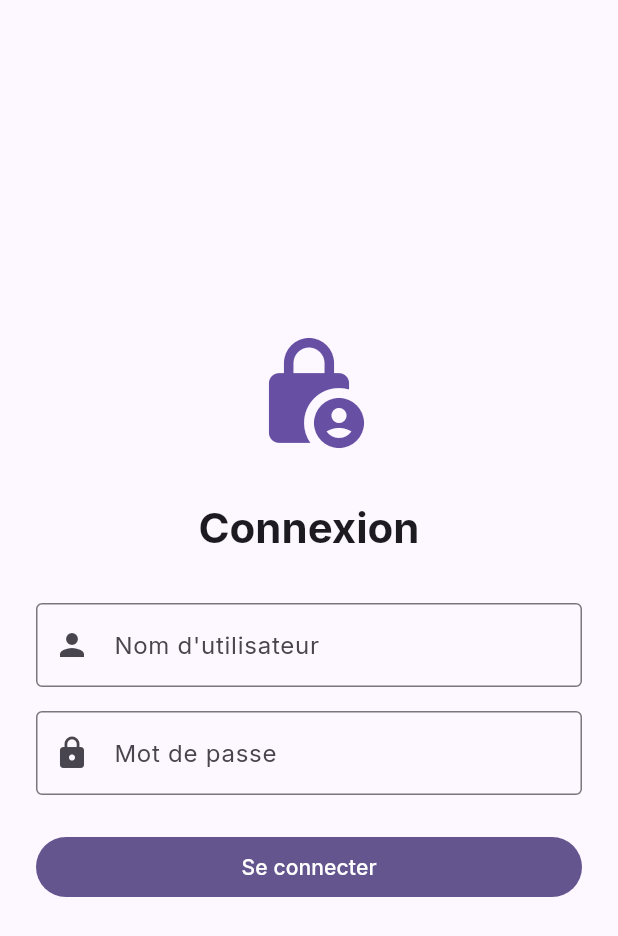
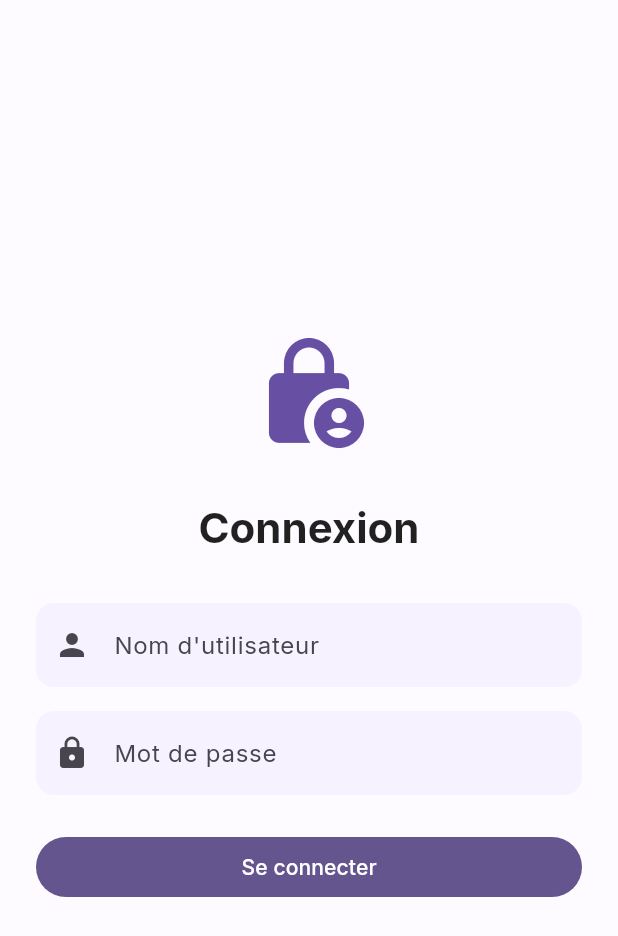
Before and after one commit to mbdev2025/django-flutter-stack, a Flutter app: the screen it shows after launch, on a phone screen of 412 x 824 dp. Shown: the top 936 px of the screen. Run offline on Flutter 3.47's test engine with Material 3 defaults, Android fonts, the phone set to English and light mode, and no system bars; our stand-ins replace dio, flutter_riverpod, flutter_secure_storage, go_router, google_fonts; missing offline and left inert: permi_hub.

Commit message:
feat(Quiz): Implémentation complète du Quiz (Modèle, Provider, UI) et centralisation du thème AppTheme

```diff
--- /dev/null
+++ b/mobile/lib/core/theme/app_theme.dart
@@ -0,0 +1,99 @@
+import 'package:flutter/material.dart';
+import 'package:google_fonts/google_fonts.dart';
+
+class AppTheme {
+  // Couleurs principales (Inspiré du seed #6750A4)
+  static const Color primaryColor = Color(0xFF6750A4);
+  static const Color secondaryColor = Color(0xFFEADDFF); // Nuance claire
+  static const Color backgroundColor = Color(0xFFFDFBFF); // Fond clair
+  static const Color surfaceColor = Color(0xFFFDFBFF); // Surface cartes
+  static const Color errorColor = Color(0xFFBA1A1A);
+
+  // Thème Clair (Light Mode)
+  static ThemeData get lightTheme {
+    return ThemeData(
+      useMaterial3: true,
+      colorScheme: ColorScheme.fromSeed(
+        seedColor: primaryColor,
+        brightness: Brightness.light,
+        surface: backgroundColor,
+      ),
+
+      // Typographie (Google Fonts Inter)
+      textTheme: GoogleFonts.interTextTheme().apply(
+        bodyColor: Colors.black87,
+        displayColor: Colors.black87,
+      ),
+
+      // Style des AppBar
+      appBarTheme: const AppBarTheme(
+        backgroundColor: backgroundColor,
+        foregroundColor: Colors.black87,
+        elevation: 0,
+        centerTitle: true,
+      ),
+
+      // Style des Boutons (ElevatedButton)
+      elevatedButtonTheme: ElevatedButtonThemeData(
+        style: ElevatedButton.styleFrom(
+          backgroundColor: primaryColor,
+          foregroundColor: Colors.white,
+          elevation: 2,
+          padding: const EdgeInsets.symmetric(horizontal: 24, vertical: 12),
+          shape: RoundedRectangleBorder(
+            borderRadius: BorderRadius.circular(12),
+          ),
+          textStyle: const TextStyle(
+            fontSize: 16,
+            fontWeight: FontWeight.w600,
+          ),
+        ),
+      ),
+
+      // Style des Cartes (Card)
+      cardTheme: CardTheme(
+        color: surfaceColor,
+        elevation: 2,
+        shadowColor: primaryColor.withOpacity(0.2),
+        margin: const EdgeInsets.symmetric(vertical: 8, horizontal: 16),
+        shape: RoundedRectangleBorder(
+          borderRadius: BorderRadius.circular(16), // Coins arrondis modernes
+        ),
+      ),
+
+      // Style des Inputs (TextField)
+      inputDecorationTheme: InputDecorationTheme(
+        filled: true,
+        fillColor: secondaryColor.withOpacity(0.3),
+        border: OutlineInputBorder(
+          borderRadius: BorderRadius.circular(12),
+          borderSide: BorderSide.none,
+        ),
+        enabledBorder: OutlineInputBorder(
+          borderRadius: BorderRadius.circular(12),
+          borderSide: BorderSide.none,
+        ),
+        focusedBorder: OutlineInputBorder(
+          borderRadius: BorderRadius.circular(12),
+          borderSide: const BorderSide(color: primaryColor, width: 2),
+        ),
+        contentPadding: const EdgeInsets.symmetric(horizontal: 16, vertical: 16),
+      ),
+    );
+  }
+
+  // Thème Sombre (Dark Mode) - Optionnel pour l'instant
+  static ThemeData get darkTheme {
+    return ThemeData(
+      useMaterial3: true,
+      colorScheme: ColorScheme.fromSeed(
+        seedColor: primaryColor,
+        brightness: Brightness.dark,
+      ),
+      textTheme: GoogleFonts.interTextTheme().apply(
+        bodyColor: Colors.white,
+        displayColor: Colors.white,
+      ),
+    );
+  }
+}
--- a/mobile/lib/main.dart
+++ b/mobile/lib/main.dart
@@ -4,6 +4,8 @@ import 'package:google_fonts/google_fonts.dart';
 import 'package:go_router/go_router.dart';
 import 'screens/login_screen.dart';
 import 'screens/home_screen.dart';
+import 'core/theme/app_theme.dart';
+import 'features/quiz/presentation/screens/exam_screen.dart';
 
 void main() {
   runApp(const ProviderScope(child: MyApp()));
@@ -14,6 +16,7 @@ final router = GoRouter(
   routes: [
     GoRoute(path: '/', builder: (context, state) => const LoginScreen()),
     GoRoute(path: '/home', builder: (context, state) => const HomeScreen()),
+    GoRoute(path: '/quiz', builder: (context, state) => const QuizScreen()),
   ],
 );
 
@@ -25,14 +28,7 @@ class MyApp extends StatelessWidget {
     return MaterialApp.router(
       title: 'Django Flutter Stack',
       debugShowCheckedModeBanner: false,
-      theme: ThemeData(
-        colorScheme: ColorScheme.fromSeed(
-          seedColor: const Color(0xFF6750A4),
-          brightness: Brightness.light,
-        ),
-        useMaterial3: true,
-        textTheme: GoogleFonts.interTextTheme(),
-      ),
+      theme: AppTheme.lightTheme,
       routerConfig: router,
     );
   }
--- a/mobile/lib/screens/home_screen.dart
+++ b/mobile/lib/screens/home_screen.dart
@@ -53,6 +53,12 @@ class HomeScreen extends ConsumerWidget {
                   ),
                 ),
               ],
+              const SizedBox(height: 32),
+              ElevatedButton.icon(
+                onPressed: () => context.push('/quiz'),
+                icon: const Icon(Icons.play_arrow),
+                label: const Text('Lancer un Quiz Test'),
+              ),
             ],
           ),
         ),
```
Also changed, not shown: mobile/lib/features/quiz/data/repositories/mock_quiz_provider.dart (added, +86 -0 lines), mobile/lib/features/quiz/domain/models/question.dart (added, +25 -0 lines), mobile/lib/features/quiz/presentation/screens/exam_screen.dart (added, +97 -0 lines).
